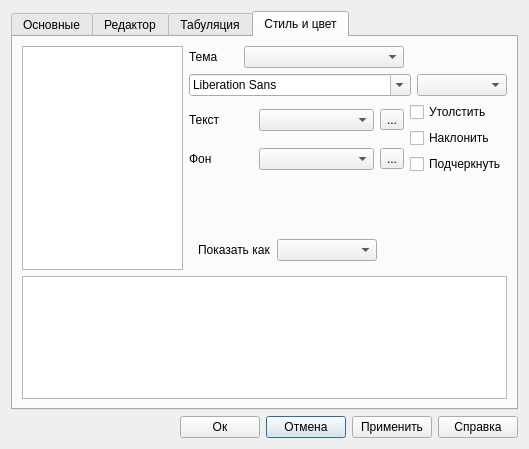
aurusov/rdo_studio, file rdo/app/rdo_studio/trunk/res/ui/view_preferenses.ui: the form before one commit.
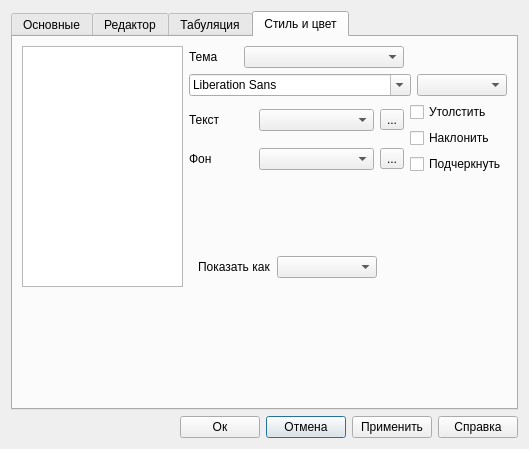
The form after the commit. The open tabs and pages were chosen to show the change.

Commit message: - добавлен превью в настройках для всего, кроме графиков и анимации

The edit to the form file:
```diff
--- a/rdo/app/rdo_studio/trunk/res/ui/view_preferenses.ui
+++ b/rdo/app/rdo_studio/trunk/res/ui/view_preferenses.ui
@@ -1007,9 +1007,6 @@
          </column>
         </widget>
        </item>
-       <item row="5" column="0" colspan="3">
-        <widget class="QTextBrowser" name="textBrowser"/>
-       </item>
        <item row="2" column="2" rowspan="2">
         <layout class="QVBoxLayout" name="verticalLayout_7">
          <item>
@@ -1063,6 +1060,9 @@
          </item>
         </layout>
        </item>
+       <item row="5" column="0" colspan="3">
+        <widget class="QStackedWidget" name="previewStackedWidget"/>
+       </item>
       </layout>
      </widget>
     </widget>
```
Left out of the diff: 4 changed lines with no effect on the pictures. The commit also changes 2 other files.
